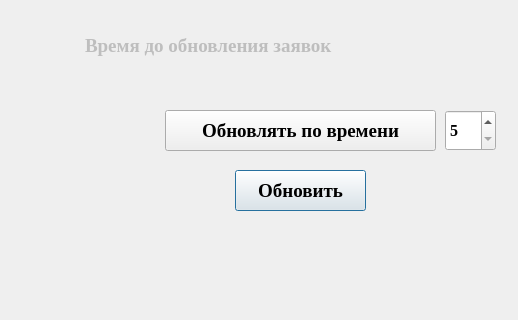
rutraq/lardi-trans, file main_form.ui: the form before one commit; both pictures show x 375 to 893 and y 0 to 320 of the 893 by 644 pixel window.
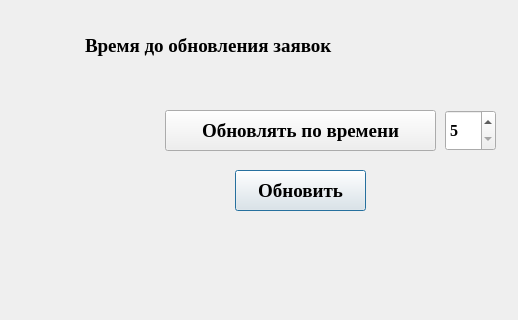
The form after the commit.

Diff of the .ui file:
```diff
--- a/main_form.ui
+++ b/main_form.ui
@@ -108,7 +108,7 @@
   </widget>
   <widget class="QLabel" name="label">
    <property name="enabled">
-    <bool>false</bool>
+    <bool>true</bool>
    </property>
    <property name="geometry">
     <rect>
```
